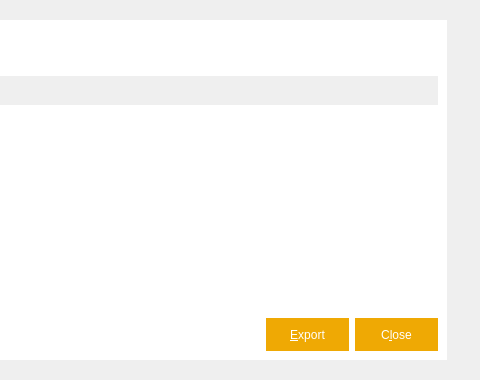
Above: src/qt/forms/addressbookpage.ui from MassGrid/MassGrid before the change; both pictures show x 280 to 760 and y 0 to 380 of the 760 by 380 pixel window. Below: the same form after it.
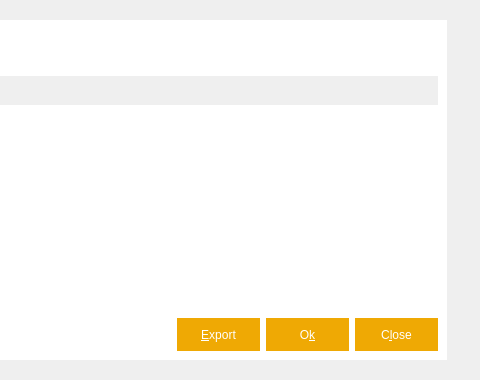
That is the form after the change. Icons and pictures are not drawn.

The edit to the form file:
```diff
--- a/src/qt/forms/addressbookpage.ui
+++ b/src/qt/forms/addressbookpage.ui
@@ -389,6 +389,22 @@
                </property>
               </widget>
              </item>
+             <item>
+              <widget class="QToolButton" name="okButton">
+               <property name="styleSheet">
+                <string notr="true">QToolButton{
+width:80;
+height:30;
+background-color: rgb(239, 169, 4);
+color: rgb(255, 255, 255);
+border:hidden;
+}</string>
+               </property>
+               <property name="text">
+                <string>O&amp;k</string>
+               </property>
+              </widget>
+             </item>
              <item>
               <widget class="QToolButton" name="closeButton">
                <property name="sizePolicy">
```
Left out of the diff: 10 changed lines with no effect on the pictures.
